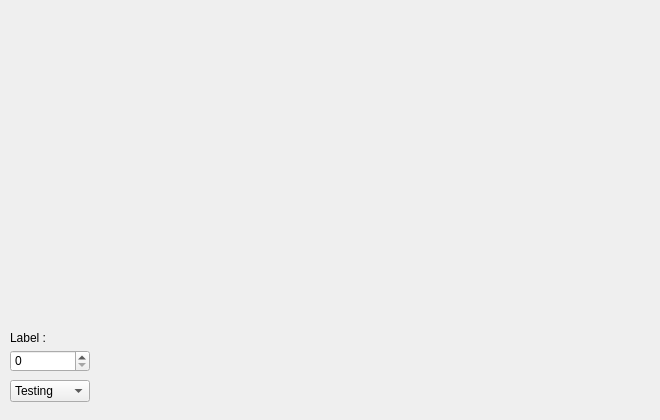
MatthieuHernandez/NeuralNetworkTest, file Example/GUI/MnistVisualization.ui: the form before one commit.
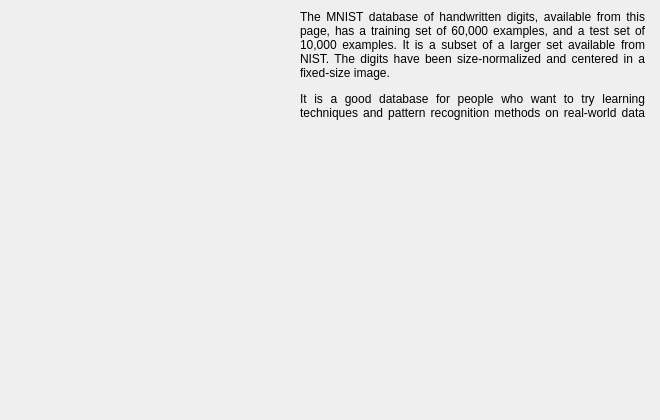
The form after the commit.

Commit message: [NN-0048] MnistVisualization works well

Diff of the .ui file:
```diff
--- a/Example/GUI/MnistVisualization.ui
+++ b/Example/GUI/MnistVisualization.ui
@@ -16,61 +16,27 @@
   <widget class="QLabel" name="labelImage">
    <property name="geometry">
     <rect>
-     <x>10</x>
-     <y>330</y>
-     <width>80</width>
-     <height>16</height>
-    </rect>
-   </property>
-   <property name="text">
-    <string>Label :</string>
-   </property>
-  </widget>
-  <widget class="QSpinBox" name="spinBoxImageId">
-   <property name="geometry">
-    <rect>
-     <x>10</x>
-     <y>350</y>
-     <width>80</width>
-     <height>22</height>
-    </rect>
-   </property>
-   <property name="maximum">
-    <number>9999</number>
-   </property>
-  </widget>
-  <widget class="QLabel" name="Image">
-   <property name="geometry">
-    <rect>
-     <x>10</x>
+     <x>300</x>
      <y>10</y>
-     <width>300</width>
-     <height>300</height>
+     <width>345</width>
+     <height>111</height>
     </rect>
    </property>
    <property name="text">
-    <string/>
+    <string>&lt;html&gt;&lt;body&gt;&lt;p align=&quot;justify&quot;&gt;The MNIST database of handwritten digits, available from this page, has a training set of 60,000 examples, and a test set of 10,000 examples. It is a subset of a larger set available from NIST. The digits have been size-normalized and centered in a fixed-size image.&lt;/p&gt;&lt;p align=&quot;justify&quot;&gt;It is a good database for people who want to try learning techniques and pattern recognition methods on real-world data while spending minimal efforts on preprocessing and formatting.&lt;/p&gt;&lt;/body&gt;&lt;/html&gt;</string>
    </property>
-  </widget>
-  <widget class="QComboBox" name="comboBoxSet">
-   <property name="geometry">
-    <rect>
-     <x>10</x>
-     <y>380</y>
-     <width>80</width>
-     <height>22</height>
-    </rect>
+   <property name="textFormat">
+    <enum>Qt::AutoText</enum>
    </property>
-   <item>
-    <property name="text">
-     <string>Testing</string>
-    </property>
-   </item>
-   <item>
-    <property name="text">
-     <string>Training</string>
-    </property>
-   </item>
+   <property name="scaledContents">
+    <bool>false</bool>
+   </property>
+   <property name="wordWrap">
+    <bool>true</bool>
+   </property>
+   <property name="openExternalLinks">
+    <bool>false</bool>
+   </property>
   </widget>
  </widget>
  <layoutdefault spacing="6" margin="11"/>
```
Left out of the diff: 2 changed lines with no effect on the pictures. The commit also changes 18 other files.
